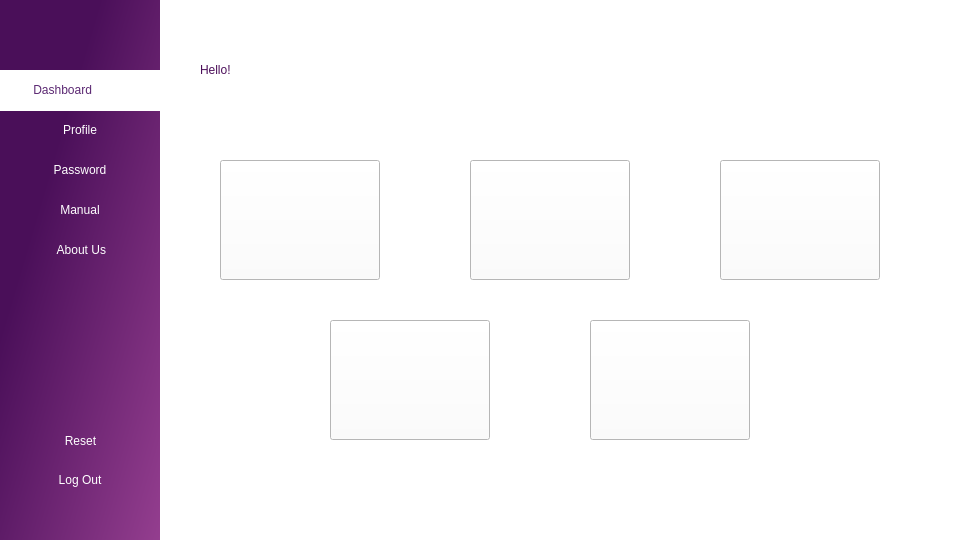
Old version of the form dashboard.ui in the repository Nirjaraa/spendwise.
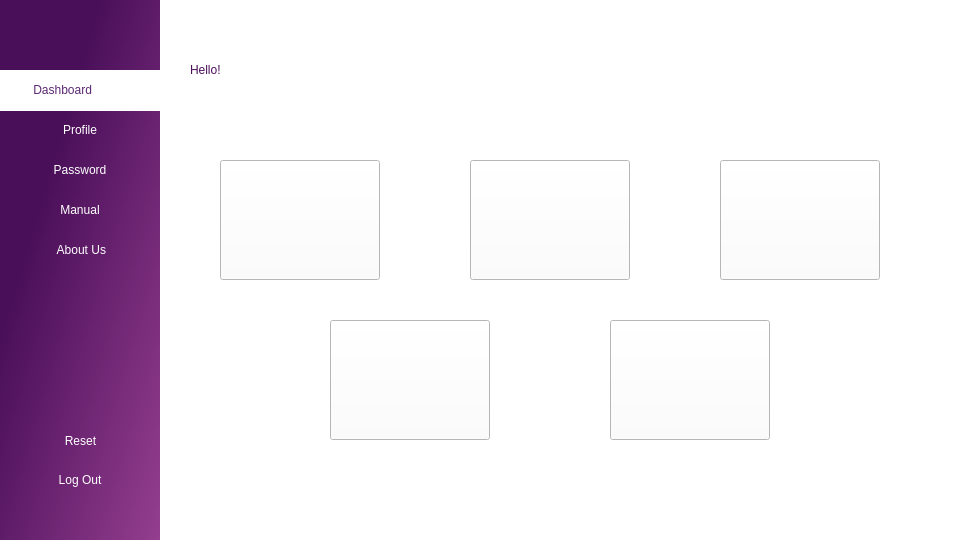
New version of the form. Icons and pictures are not drawn.

```diff
--- a/dashboard.ui
+++ b/dashboard.ui
@@ -70,7 +70,7 @@
    <widget class="QLabel" name="label_4">
     <property name="geometry">
      <rect>
-      <x>200</x>
+      <x>190</x>
       <y>50</y>
       <width>81</width>
       <height>40</height>
@@ -306,7 +306,7 @@
    <widget class="QLabel" name="name">
     <property name="geometry">
      <rect>
-      <x>280</x>
+      <x>270</x>
       <y>50</y>
       <width>200</width>
       <height>40</height>
@@ -325,7 +325,7 @@
    <widget class="QPushButton" name="pushButton_4">
     <property name="geometry">
      <rect>
-      <x>590</x>
+      <x>610</x>
       <y>320</y>
       <width>160</width>
       <height>120</height>
```
